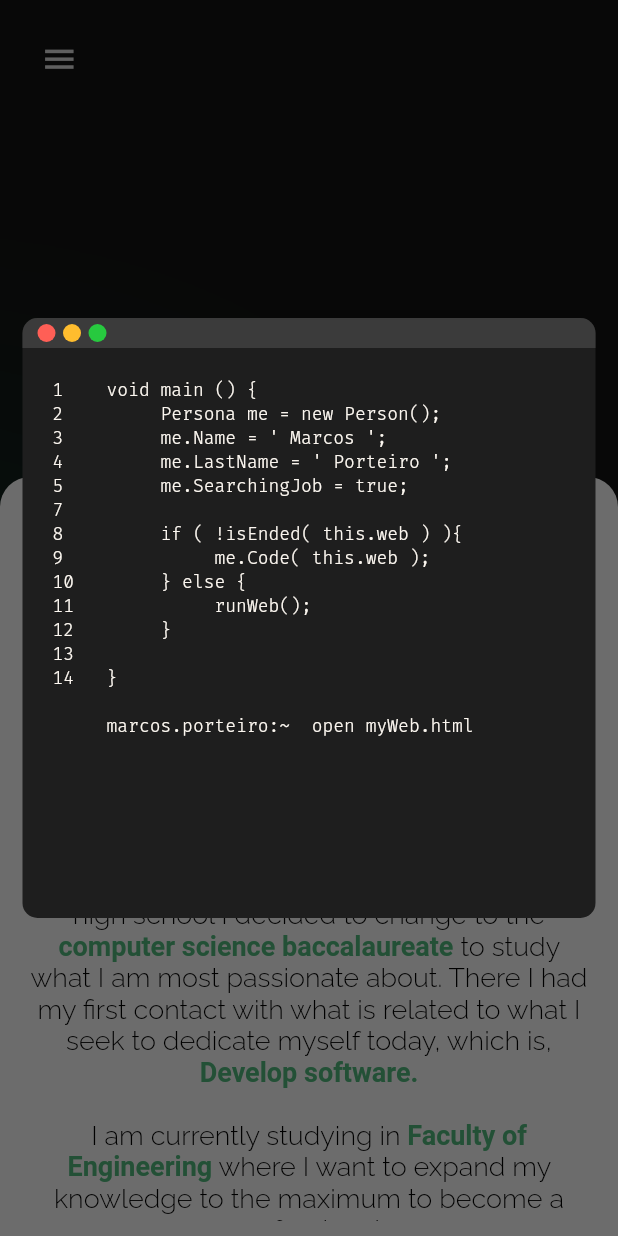
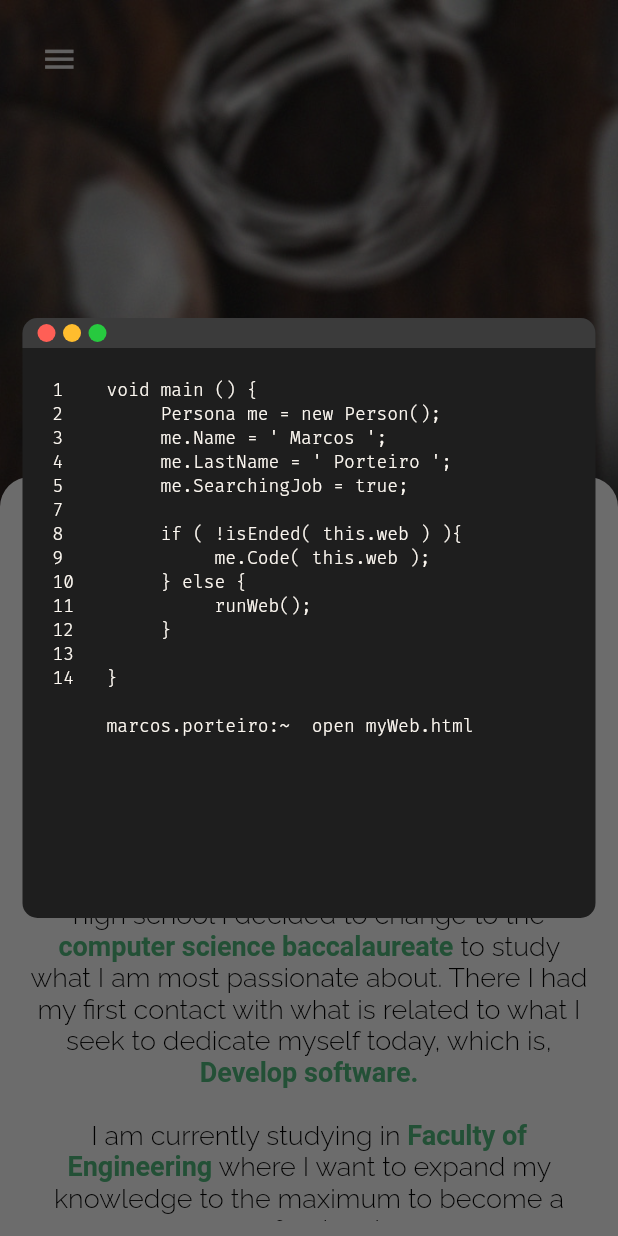
Before and after one commit to marcosporteiro/Portfolio, a Flutter app: the screen it shows after launch, scrolled down 576 dp, on a phone screen of 412 x 824 dp. Run offline on Flutter 3.47's test engine with Material 2 defaults, Android fonts, the phone set to English and light mode, and no system bars; drawn by our look-alikes of animated_text_kit; our stand-ins replace email_validator, flutter_styled_toast, google_fonts, line_icons, syncfusion_flutter_gauges; missing offline and left inert: flutter_decorated_text, mouse_parallax.

```diff
--- a/lib/main.dart
+++ b/lib/main.dart
@@ -26,7 +26,7 @@ class MyApp extends StatelessWidget {
         scrollbarTheme: ScrollbarThemeData(
           interactive: true,
           isAlwaysShown: false,
-          thumbColor: MaterialStateProperty.all(colorTemaMenu.withOpacity(0.3)),
+          thumbColor: MaterialStateProperty.all(colorTemaMenu),
         ),
       ),
       title: "Marcos Porteiro",
--- a/lib/ventana.dart
+++ b/lib/ventana.dart
@@ -37,8 +37,13 @@ class Ventana extends StatelessWidget {
               body: Stack(
                 children: [
                   Container(
-                    color: colorNegroFondo,
-                    child: FondoImagenes(),
+                    //child: FondoImagenes(),
+                    decoration: BoxDecoration(
+                      color: colorNegroFondo,
+                      image: DecorationImage(
+                          image: AssetImage("assets/images/banner3.jpg"),
+                          fit: BoxFit.cover),
+                    ),
                   ),
                   ListView.builder(
                     shrinkWrap: true,
@@ -51,12 +56,6 @@ class Ventana extends StatelessWidget {
                     ),
                   ),
                 ],
-                /*decoration: BoxDecoration(
-                  color: colorNegroFondo,
-                  /*image: DecorationImage(
-                      image: AssetImage("assets/images/banner2.jpg"),
-                      fit: BoxFit.cover),*/
-                ),*/
               ),
             ),
           ),
--- a/lib/ventanas/portfolio.dart
+++ b/lib/ventanas/portfolio.dart
@@ -299,10 +299,10 @@ class ImageDialog extends StatelessWidget {
               left: Responsive.isDesktop(context) ? 80 : 10,
               right: Responsive.isDesktop(context) ? 80 : 10,
               child: Container(
-                height: Responsive.isDesktop(context) ? 100 : 170,
+                height: Responsive.isDesktop(context) ? 85 : 170,
                 decoration: BoxDecoration(
-                  color: colorMenu.withOpacity(0.7),
-                  borderRadius: BorderRadius.circular(20),
+                  color: colorMenu.withOpacity(0.9),
+                  borderRadius: BorderRadius.circular(10),
                 ),
                 child: Center(
                   child: Text(
```
Also changed, not shown: assets/images/1.png (deleted), assets/images/2.png (deleted), assets/images/3.png (deleted), assets/images/4.png (deleted), assets/images/5.png (deleted), assets/images/6.png (deleted), assets/images/7.png (deleted), assets/images/8.png (deleted), assets/images/banner3.jpg (added).
